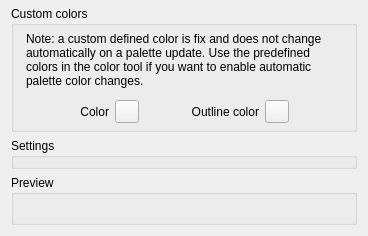
Before: the Qt Designer form src/libsrc/phi/colorconfig.ui in Phisketeer/phisketeer, drawn with Qt 5.
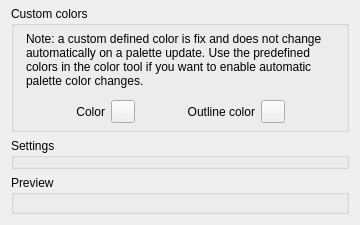
After: the same form once the commit is applied.

The edit to the form file:
```diff
--- a/src/libsrc/phi/colorconfig.ui
+++ b/src/libsrc/phi/colorconfig.ui
@@ -6,8 +6,8 @@
    <rect>
     <x>0</x>
     <y>0</y>
-    <width>368</width>
-    <height>236</height>
+    <width>360</width>
+    <height>225</height>
    </rect>
   </property>
   <property name="windowTitle">
```
